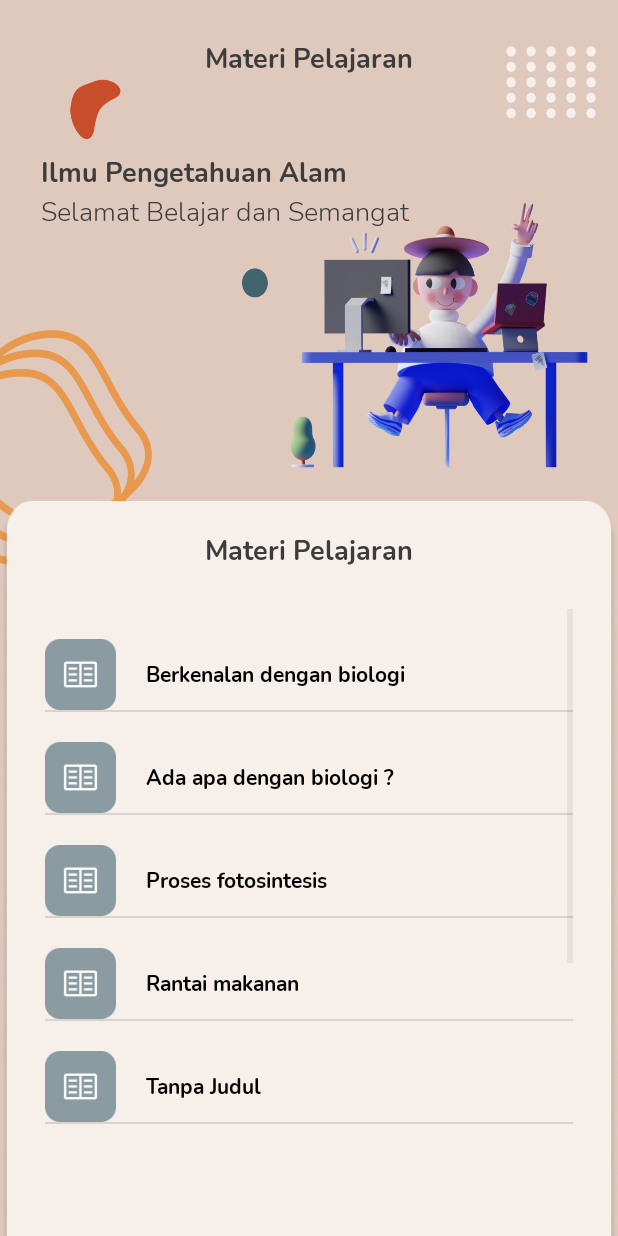
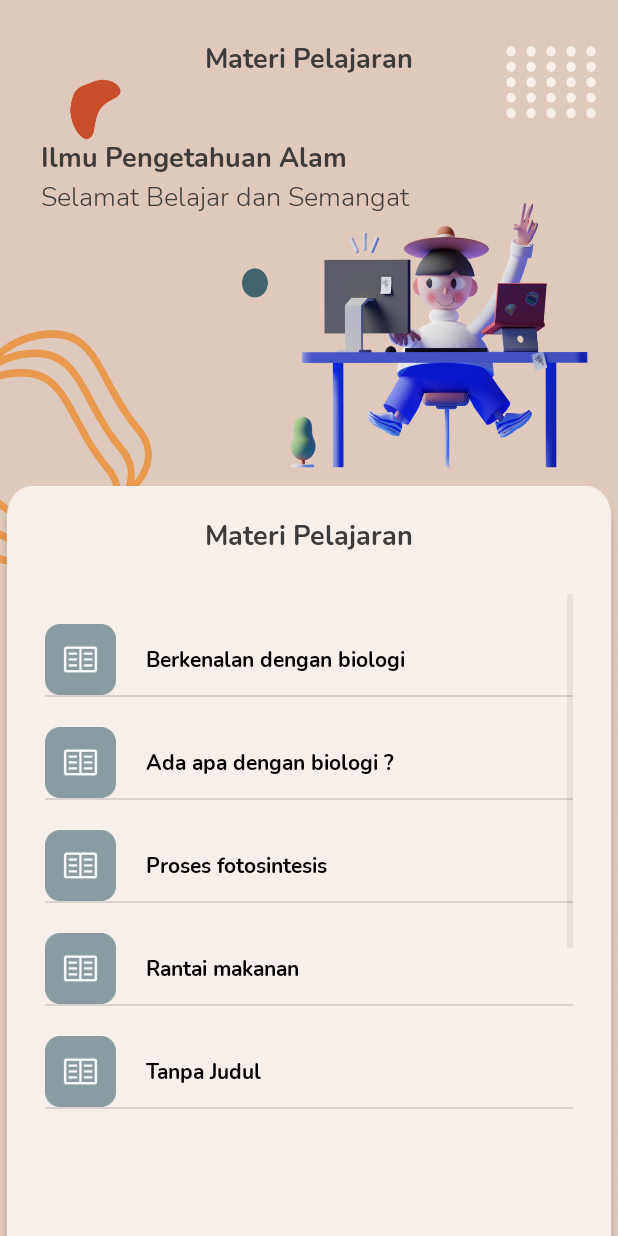
Before and after one commit to farisqlail/Zuperior, an Android app: the artikel_kategori screen opened directly, with no data from a screen before it, on a phone screen of 412 x 824 dp. Run offline under Robolectric (Android 15) with nearby library versions, the phone set to English and light mode, and no system bars.

Commit message:
revisi layout

```diff
--- a/app/src/main/res/layout/activity_artikel_kategori.xml
+++ b/app/src/main/res/layout/activity_artikel_kategori.xml
@@ -31,7 +31,7 @@
             android:layout_width="match_parent"
             android:layout_height="wrap_content"
             android:layout_marginLeft="27dp"
-            android:layout_marginTop="50dp"
+            android:layout_marginTop="40dp"
             android:fontFamily="@font/nunitbold"
             android:text="Ilmu Pengetahuan Alam"
             android:textColor="@color/primary"
@@ -51,7 +51,7 @@
 
         <LinearLayout
             android:layout_width="match_parent"
-            android:layout_height="540dp"
+            android:layout_height="560dp"
             android:layout_gravity="center"
             android:layout_marginTop="180dp"
             android:background="@drawable/card_kat_artikel"
```
